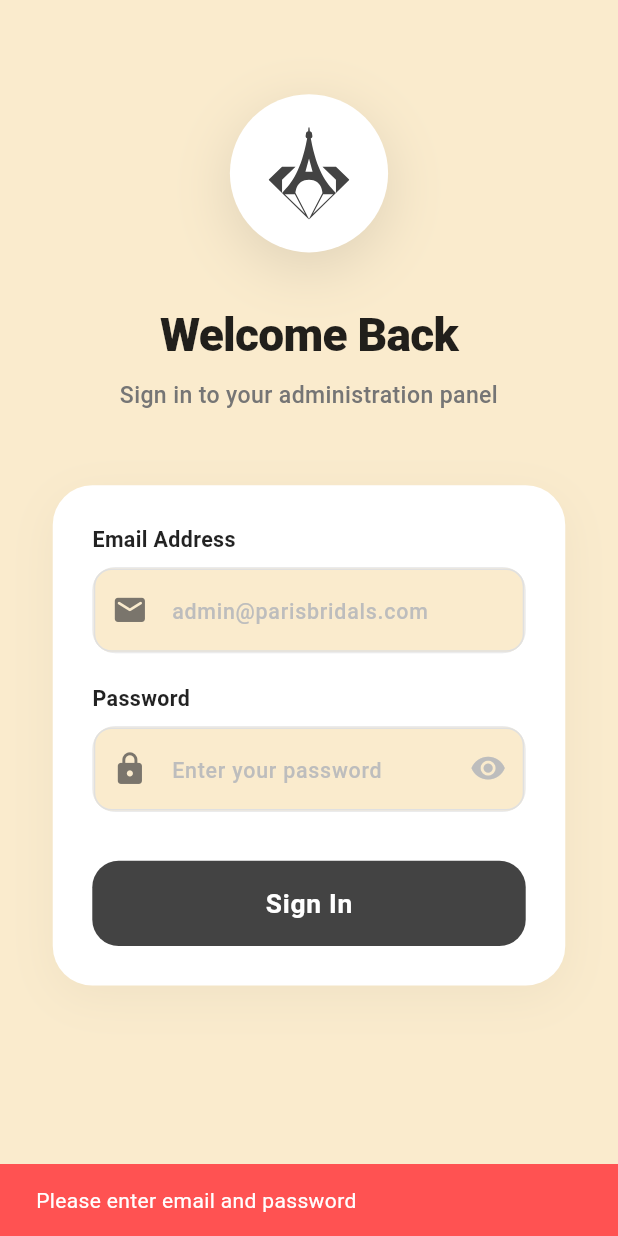
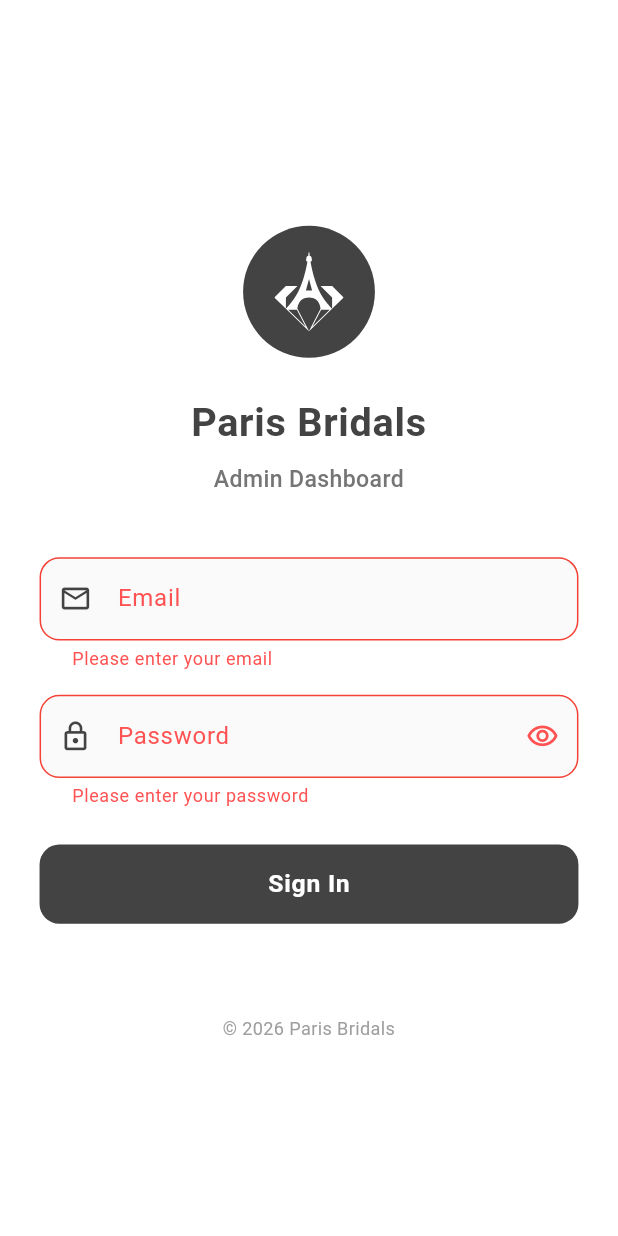
Before and after one commit to abijithsupportta/parisbridals, a Flutter app: the screen it shows after launch, after a tap on "Sign In", on a phone screen of 412 x 824 dp. Run offline on Flutter 3.47's test engine with Material 3 defaults, Android fonts, the phone set to English and light mode, and no system bars; our stand-ins replace cached_network_image, dio, flutter_dotenv, flutter_riverpod, flutter_secure_storage, flutter_svg and 2 more.

Commit message:
redesign(mobile): Simplify login page with better UX and clean design - Clean white background with centered layout - Simplified form with proper validation - Better input fields with clear labels and hints - Larger touch targets (52px height buttons) - Form validation with helpful error messages - Password visibility toggle - Enter key submits form - Loading state with spinner - Cleaner color scheme (charcoal primary, grey accents) - Removed complex shadows and gradients - Better spacing and typography - Responsive design with all dynamic values

```diff
--- a/apps/mobile/lib/features/auth/views/login_view.dart
+++ b/apps/mobile/lib/features/auth/views/login_view.dart
@@ -15,17 +15,13 @@ class LoginView extends ConsumerStatefulWidget {
 class _LoginViewState extends ConsumerState<LoginView> {
   final _emailController = TextEditingController();
   final _passwordController = TextEditingController();
+  final _formKey = GlobalKey<FormState>();
   bool _isPasswordVisible = false;
 
   static const _primary = Color(0xFF434343);
 
   void _handleLogin() async {
-    if (_emailController.text.isEmpty || _passwordController.text.isEmpty) {
-      ScaffoldMessenger.of(context).showSnackBar(
-        const SnackBar(content: Text('Please enter email and password'), backgroundColor: Colors.redAccent),
-      );
-      return;
-    }
+    if (!_formKey.currentState!.validate()) return;
 
     final success = await ref.read(authProvider.notifier).login(
       _emailController.text.trim(),
@@ -38,7 +34,12 @@ class _LoginViewState extends ConsumerState<LoginView> {
       );
     } else if (mounted) {
       ScaffoldMessenger.of(context).showSnackBar(
-        const SnackBar(content: Text('Login failed. Please check your credentials.'), backgroundColor: Colors.redAccent),
+        SnackBar(
+          content: const Text('Invalid credentials. Please try again.'),
+          backgroundColor: Colors.red[700],
+          behavior: SnackBarBehavior.floating,
+          shape: RoundedRectangleBorder(borderRadius: BorderRadius.circular(10)),
+        ),
       );
     }
   }
@@ -53,61 +54,54 @@ class _LoginViewState extends ConsumerState<LoginView> {
   @override
   Widget build(BuildContext context) {
     final authState = ref.watch(authProvider);
-
     Responsive.init(context);
 
     return Scaffold(
-      backgroundColor: const Color(0xFFFAEBCD), // Light premium background
+      backgroundColor: Colors.white,
       body: SafeArea(
+        child: Center(
           child: SingleChildScrollView(
-          child: Container(
-            height: MediaQuery.of(context).size.height - MediaQuery.of(context).padding.top,
-            padding: Responsive.symmetric(horizontal: 32),
+            padding: Responsive.symmetric(horizontal: 24),
+            child: Form(
+              key: _formKey,
               child: Column(
                 mainAxisAlignment: MainAxisAlignment.center,
                 crossAxisAlignment: CrossAxisAlignment.stretch,
                 children: [
-                const Spacer(),
+                  SizedBox(height: Responsive.h(40)),
 
-                // ── Logo Area ──
+                  // Logo
                   Center(
                     child: Container(
-                    padding: Responsive.all(20),
+                      padding: Responsive.all(16),
                       decoration: BoxDecoration(
-                      color: Colors.white,
+                        color: _primary,
                         shape: BoxShape.circle,
-                      boxShadow: [
-                        BoxShadow(
-                          color: _primary.withValues(alpha: 0.15),
-                          blurRadius: Responsive.r(30),
-                          offset: Offset(0, Responsive.h(10)),
-                        ),
-                      ],
                       ),
                       child: SvgPicture.asset(
                         'assets/images/logo_paris.svg',
-                      width: Responsive.icon(56),
-                      height: Responsive.icon(56),
-                      colorFilter: const ColorFilter.mode(_primary, BlendMode.srcIn),
+                        width: Responsive.icon(48),
+                        height: Responsive.icon(48),
+                        colorFilter: const ColorFilter.mode(Colors.white, BlendMode.srcIn),
                       ),
                     ),
                   ),
-                SizedBox(height: Responsive.h(32)),
+                  SizedBox(height: Responsive.h(24)),
 
-                // ── Welcome Text ──
+                  // Title
                   Text(
-                  'Welcome Back',
+                    'Paris Bridals',
                     textAlign: TextAlign.center,
                     style: TextStyle(
-                    fontSize: Responsive.sp(28),
-                    fontWeight: FontWeight.w800,
-                    color: Colors.black87,
-                    letterSpacing: -0.5,
+                      fontSize: Responsive.sp(24),
+                      fontWeight: FontWeight.bold,
+                      color: _primary,
+                      letterSpacing: 0.5,
                     ),
                   ),
                   SizedBox(height: Responsive.h(8)),
                   Text(
-                  'Sign in to your administration panel',
+                    'Admin Dashboard',
                     textAlign: TextAlign.center,
                     style: TextStyle(
                       fontSize: Responsive.sp(14),
@@ -115,48 +109,103 @@ class _LoginViewState extends ConsumerState<LoginView> {
                       fontWeight: FontWeight.w500,
                     ),
                   ),
-                SizedBox(height: Responsive.h(48)),
+                  SizedBox(height: Responsive.h(40)),
 
-                // ── Form Area ──
-                Container(
-                  padding: Responsive.all(24),
-                  decoration: BoxDecoration(
-                    color: Colors.white,
-                    borderRadius: BorderRadius.circular(Responsive.r(24)),
-                    boxShadow: [
-                      BoxShadow(
-                        color: Colors.black.withValues(alpha: 0.04),
-                        blurRadius: Responsive.r(24),
-                        offset: Offset(0, Responsive.h(8)),
+                  // Email Field
+                  TextFormField(
+                    controller: _emailController,
+                    keyboardType: TextInputType.emailAddress,
+                    textInputAction: TextInputAction.next,
+                    style: TextStyle(fontSize: Responsive.sp(14)),
+                    decoration: InputDecoration(
+                      labelText: 'Email',
+                      hintText: 'Enter your email',
+                      prefixIcon: Icon(Icons.email_outlined, size: Responsive.icon(20)),
+                      filled: true,
+                      fillColor: Colors.grey[50],
+                      border: OutlineInputBorder(
+                        borderRadius: BorderRadius.circular(Responsive.r(12)),
+                        borderSide: BorderSide(color: Colors.grey[300]!),
                       ),
-                    ],
+                      enabledBorder: OutlineInputBorder(
+                        borderRadius: BorderRadius.circular(Responsive.r(12)),
+                        borderSide: BorderSide(color: Colors.grey[300]!),
                       ),
-                  child: Column(
-                    children: [
-                      // Email Field
-                      _buildTextField(
-                        controller: _emailController,
-                        label: 'Email Address',
-                        hint: 'admin@parisbridals.com',
-                        icon: Icons.email_rounded,
-                        keyboardType: TextInputType.emailAddress,
+                      focusedBorder: OutlineInputBorder(
+                        borderRadius: BorderRadius.circular(Responsive.r(12)),
+                        borderSide: BorderSide(color: _primary, width: 2),
                       ),
-                      SizedBox(height: Responsive.h(20)),
+                      errorBorder: OutlineInputBorder(
+                        borderRadius: BorderRadius.circular(Responsive.r(12)),
+                        borderSide: const BorderSide(color: Colors.red),
+                      ),
+                      contentPadding: Responsive.symmetric(horizontal: 16, vertical: 16),
+                    ),
+                    validator: (value) {
+                      if (value == null || value.isEmpty) {
+                        return 'Please enter your email';
+                      }
+                      if (!value.contains('@')) {
+                        return 'Please enter a valid email';
+                      }
+                      return null;
+                    },
+                  ),
+                  SizedBox(height: Responsive.h(16)),
 
                   // Password Field
-                      _buildTextField(
+                  TextFormField(
                     controller: _passwordController,
-                        label: 'Password',
-                        hint: 'Enter your password',
-                        icon: Icons.lock_rounded,
-                        isPassword: true,
+                    obscureText: !_isPasswordVisible,
+                    textInputAction: TextInputAction.done,
+                    onFieldSubmitted: (_) => _handleLogin(),
+                    style: TextStyle(fontSize: Responsive.sp(14)),
+                    decoration: InputDecoration(
+                      labelText: 'Password',
+                      hintText: 'Enter your password',
+                      prefixIcon: Icon(Icons.lock_outline, size: Responsive.icon(20)),
+                      suffixIcon: IconButton(
+                        icon: Icon(
+                          _isPasswordVisible ? Icons.visibility_off_outlined : Icons.visibility_outlined,
+                          size: Responsive.icon(20),
                         ),
-                      SizedBox(height: Responsive.h(32)),
+                        onPressed: () => setState(() => _isPasswordVisible = !_isPasswordVisible),
+                      ),
+                      filled: true,
+                      fillColor: Colors.grey[50],
+                      border: OutlineInputBorder(
+                        borderRadius: BorderRadius.circular(Responsive.r(12)),
+                        borderSide: BorderSide(color: Colors.grey[300]!),
+                      ),
+                      enabledBorder: OutlineInputBorder(
+                        borderRadius: BorderRadius.circular(Responsive.r(12)),
+                        borderSide: BorderSide(color: Colors.grey[300]!),
+                      ),
+                      focusedBorder: OutlineInputBorder(
+                        borderRadius: BorderRadius.circular(Responsive.r(12)),
+                        borderSide: BorderSide(color: _primary, width: 2),
+                      ),
+                      errorBorder: OutlineInputBorder(
+                        borderRadius: BorderRadius.circular(Responsive.r(12)),
+                        borderSide: const BorderSide(color: Colors.red),
+                      ),
+                      contentPadding: Responsive.symmetric(horizontal: 16, vertical: 16),
+                    ),
+                    validator: (value) {
+                      if (value == null || value.isEmpty) {
+                        return 'Please enter your password';
+                      }
+                      if (value.length < 6) {
+                        return 'Password must be at least 6 characters';
+                      }
+                      return null;
+                    },
+                  ),
+                  SizedBox(height: Responsive.h(24)),
 
                   // Login Button
                   SizedBox(
-                        width: double.infinity,
-                        height: Responsive.h(56),
+                    height: Responsive.h(52),
                     child: ElevatedButton(
                       onPressed: authState.isLoading ? null : _handleLogin,
                       style: ElevatedButton.styleFrom(
@@ -164,103 +213,47 @@ class _LoginViewState extends ConsumerState<LoginView> {
                         foregroundColor: Colors.white,
                         elevation: 0,
                         shape: RoundedRectangleBorder(
-                              borderRadius: BorderRadius.circular(Responsive.r(16)),
+                          borderRadius: BorderRadius.circular(Responsive.r(12)),
                         ),
+                        disabledBackgroundColor: Colors.grey[400],
                       ),
                       child: authState.isLoading
                           ? SizedBox(
-                                  height: Responsive.icon(24),
-                                  width: Responsive.icon(24),
-                                  child: const CircularProgressIndicator(color: Colors.white, strokeWidth: 3),
+                              height: Responsive.icon(20),
+                              width: Responsive.icon(20),
+                              child: const CircularProgressIndicator(
+                                color: Colors.white,
+                                strokeWidth: 2.5,
+                              ),
                             )
                           : Text(
                               'Sign In',
                               style: TextStyle(
-                                    fontSize: Responsive.sp(16),
+                                fontSize: Responsive.sp(15),
                                 fontWeight: FontWeight.bold,
                                 letterSpacing: 0.5,
                               ),
                             ),
                     ),
                   ),
-                    ],
-                  ),
-                ),
-
-                const Spacer(flex: 2),
+                  SizedBox(height: Responsive.h(60)),
 
                   // Footer
-                Padding(
-                  padding: Responsive.only(bottom: 24),
-                  child: Text(
-                    '© ${DateTime.now().year} Paris Bridals. All rights reserved.',
+                  Text(
+                    '© ${DateTime.now().year} Paris Bridals',
                     textAlign: TextAlign.center,
                     style: TextStyle(
                       fontSize: Responsive.sp(11),
                       color: Colors.grey[500],
-                      fontWeight: FontWeight.w500,
                     ),
                   ),
+                  SizedBox(height: Responsive.h(20)),
+                ],
               ),
-              ],
             ),
           ),
         ),
       ),
     );
   }
-
-  Widget _buildTextField({
-    required TextEditingController controller,
-    required String label,
-    required String hint,
-    required IconData icon,
-    bool isPassword = false,
-    TextInputType keyboardType = TextInputType.text,
-  }) {
-    return Column(
-      crossAxisAlignment: CrossAxisAlignment.start,
-      children: [
-        Text(
-          label,
-          style: TextStyle(
-            fontSize: Responsive.sp(13),
-            fontWeight: FontWeight.w700,
-            color: Colors.black87,
-          ),
-        ),
-        SizedBox(height: Responsive.h(8)),
-        Container(
-          decoration: BoxDecoration(
-            color: const Color(0xFFF8F8F8),
-            borderRadius: BorderRadius.circular(Responsive.r(14)),
-            border: Border.all(color: Colors.grey.withValues(alpha: 0.15)),
-          ),
-          child: TextField(
-            controller: controller,
-            obscureText: isPassword && !_isPasswordVisible,
-            keyboardType: keyboardType,
-            style: TextStyle(fontSize: Responsive.sp(14), fontWeight: FontWeight.w500),
-            decoration: InputDecoration(
-              hintText: hint,
-              hintStyle: TextStyle(fontSize: Responsive.sp(13), color: Colors.grey[400]),
-              prefixIcon: Icon(icon, size: Responsive.icon(22), color: _primary.withValues(alpha: 0.7)),
-              suffixIcon: isPassword
-                  ? IconButton(
-                      icon: Icon(
-                        _isPasswordVisible ? Icons.visibility_off_rounded : Icons.visibility_rounded,
-                        color: Colors.grey[400],
-                        size: Responsive.icon(22),
-                      ),
-                      onPressed: () => setState(() => _isPasswordVisible = !_isPasswordVisible),
-                    )
-                  : null,
-              border: InputBorder.none,
-              contentPadding: Responsive.symmetric(horizontal: 16, vertical: 16),
-            ),
-          ),
-        ),
-      ],
-    );
 }
-}
```
Lines whose indentation alone changed are shown as unchanged.
